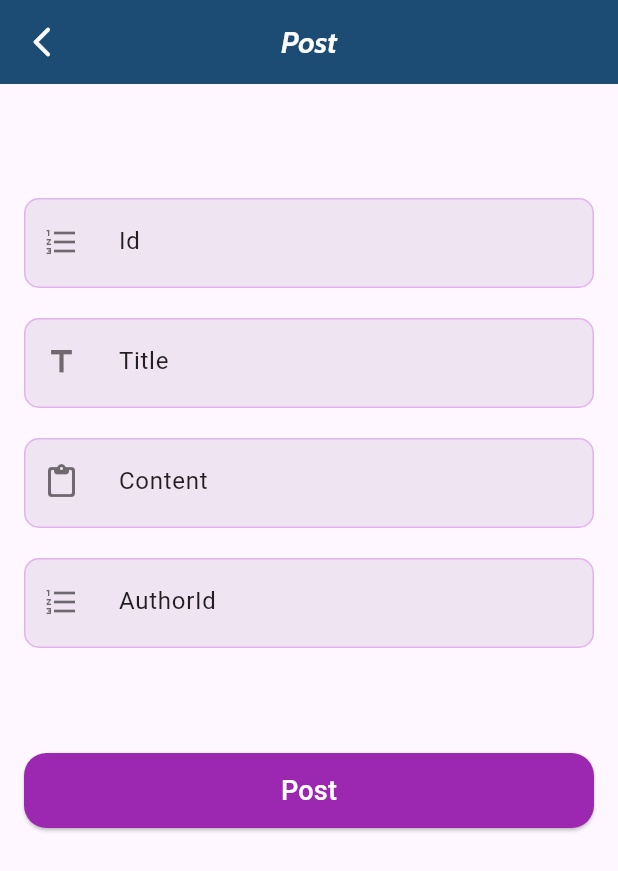
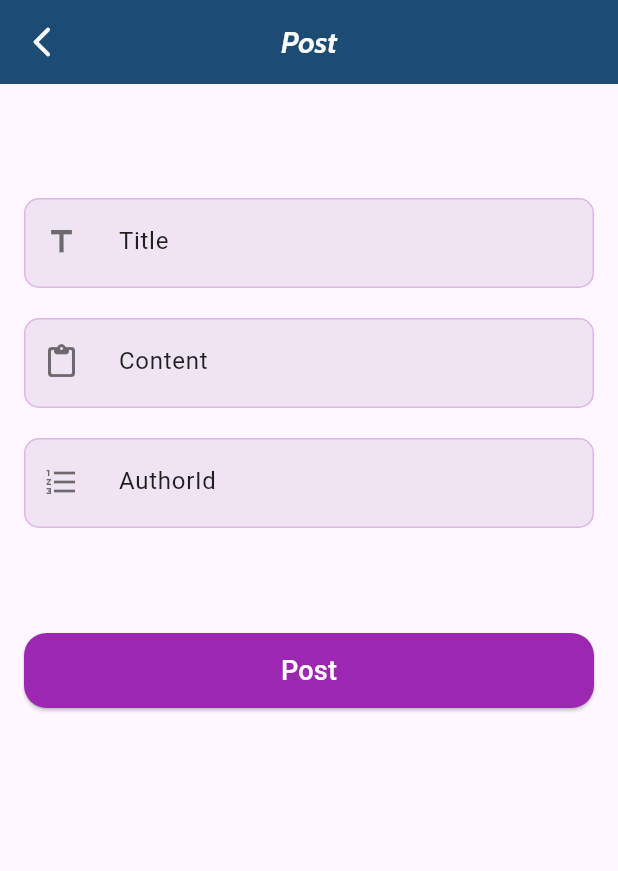
Before and after one commit to Risafekm/blog_app, a Flutter app: the PostScreen screen opened directly, on a phone screen of 412 x 824 dp. Shown: the top 871 px of the screen. Run offline on Flutter 3.47's test engine with Material 3 defaults, Android fonts, the phone set to English and light mode, and no system bars; our stand-ins replace bloc, flutter_bloc, google_fonts, hive, hive_flutter; accounts and stored records are empty.

Commit message:
post and history done

```diff
--- a/lib/presentation/user_pages/home_screen/bloc/post_bloc.dart
+++ b/lib/presentation/user_pages/home_screen/bloc/post_bloc.dart
@@ -14,6 +14,9 @@ class PostBloc extends Bloc<PostEvent, PostState> {
   void _onPostAdding(PostAdding event, Emitter<PostState> emit) async {
     try {
       var box = await Hive.openBox<PostModel>('posts');
+      // Auto-increment ID
+      int newId = box.length + 1;
+      event.post.id = newId.toString();
       await box.add(event.post);
       emit(PostSuccess());
     } catch (e) {
--- a/lib/presentation/user_pages/post_screen/post_screen.dart
+++ b/lib/presentation/user_pages/post_screen/post_screen.dart
@@ -12,7 +12,6 @@ class PostScreen extends StatelessWidget {
 
   @override
   Widget build(BuildContext context) {
-    TextEditingController idController = TextEditingController();
     TextEditingController titleController = TextEditingController();
     TextEditingController contentController = TextEditingController();
     TextEditingController authorIdController = TextEditingController();
@@ -62,12 +61,6 @@ class PostScreen extends StatelessWidget {
               children: [
                 const SizedBox(height: 60),
                 CustomTextFieldWidget(
-                  text: 'Id',
-                  icon: Icons.format_list_numbered,
-                  controller: idController,
-                ),
-                const SizedBox(height: 20),
-                CustomTextFieldWidget(
                   text: 'Title',
                   icon: Icons.title,
                   controller: titleController,
@@ -88,7 +81,7 @@ class PostScreen extends StatelessWidget {
                 ButtonLogin(
                   onPressed: () {
                     PostModel newPost = PostModel(
-                      id: idController.text,
+                      id: '',
                       title: titleController.text,
                       content: contentController.text,
                       authorId: authorIdController.text,
```
